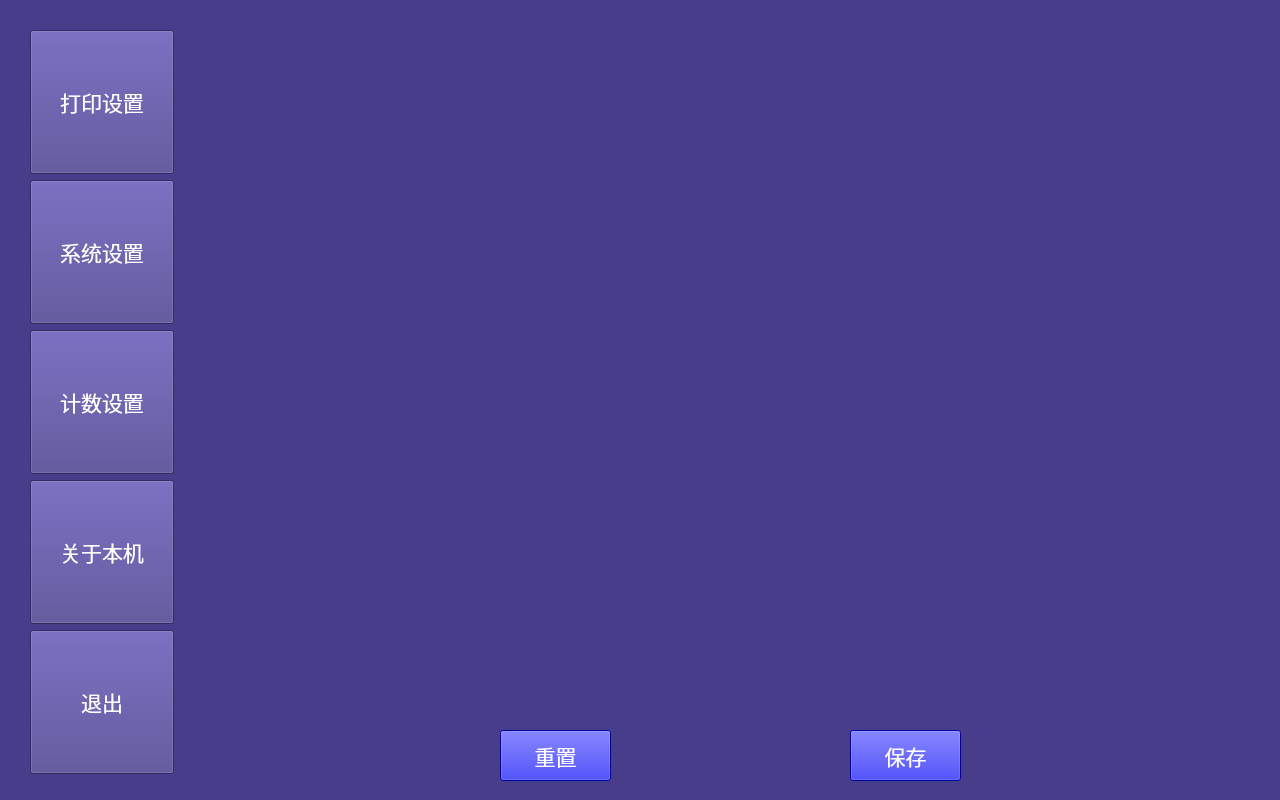
The window that HighResolutionPrinter/paramsettingform.ui (dxphmj/TwoCharPrinter) describes before a commit, drawn with Qt 5.
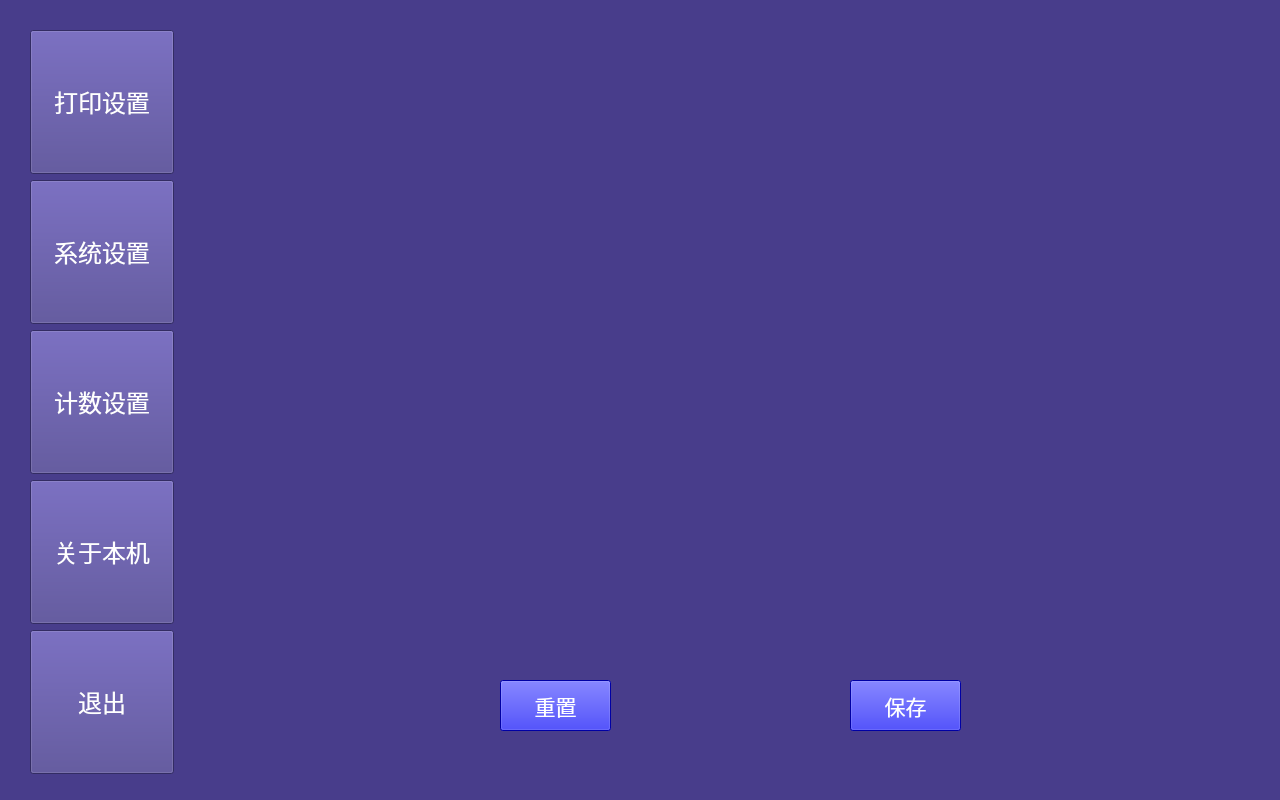
The same window after the commit. Icons and pictures are not drawn.

```diff
--- a/HighResolutionPrinter/paramsettingform.ui
+++ b/HighResolutionPrinter/paramsettingform.ui
@@ -28,7 +28,7 @@
    <property name="font">
     <font>
      <family>楷体</family>
-     <pointsize>16</pointsize>
+     <pointsize>18</pointsize>
     </font>
    </property>
    <property name="styleSheet">
@@ -51,7 +51,7 @@
    <property name="font">
     <font>
      <family>楷体</family>
-     <pointsize>16</pointsize>
+     <pointsize>18</pointsize>
     </font>
    </property>
    <property name="styleSheet">
@@ -74,7 +74,7 @@
    <property name="font">
     <font>
      <family>楷体</family>
-     <pointsize>16</pointsize>
+     <pointsize>18</pointsize>
     </font>
    </property>
    <property name="styleSheet">
@@ -97,7 +97,7 @@
    <property name="font">
     <font>
      <family>楷体</family>
-     <pointsize>16</pointsize>
+     <pointsize>18</pointsize>
     </font>
    </property>
    <property name="styleSheet">
@@ -114,7 +114,7 @@
      <x>200</x>
      <y>20</y>
      <width>1061</width>
-     <height>691</height>
+     <height>651</height>
     </rect>
    </property>
    <widget class="QWidget" name="page"/>
@@ -132,7 +132,7 @@
    <property name="font">
     <font>
      <family>楷体</family>
-     <pointsize>16</pointsize>
+     <pointsize>18</pointsize>
     </font>
    </property>
    <property name="styleSheet">
@@ -147,7 +147,7 @@
    <property name="geometry">
     <rect>
      <x>850</x>
-     <y>730</y>
+     <y>680</y>
      <width>111</width>
      <height>51</height>
     </rect>
@@ -170,7 +170,7 @@
    <property name="geometry">
     <rect>
      <x>500</x>
-     <y>730</y>
+     <y>680</y>
      <width>111</width>
      <height>51</height>
     </rect>
```
